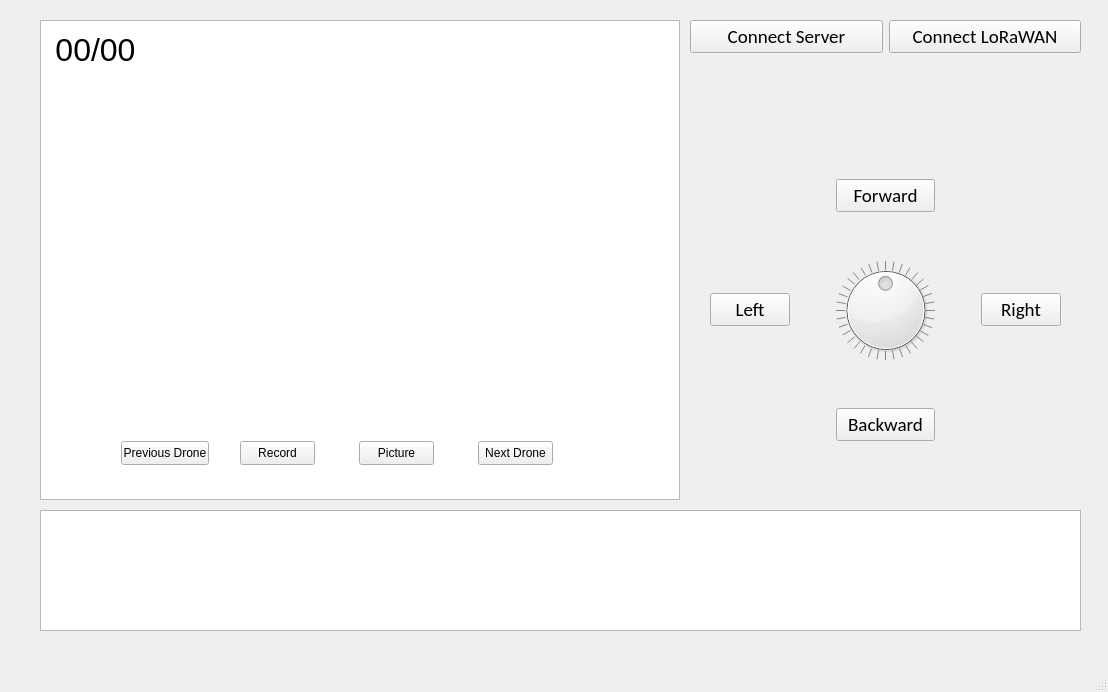
Above: Application/_APP_Quadcopter/quadcopter_mainwindow.ui from mend0z0/Drone before the change. Below: the same form after it.
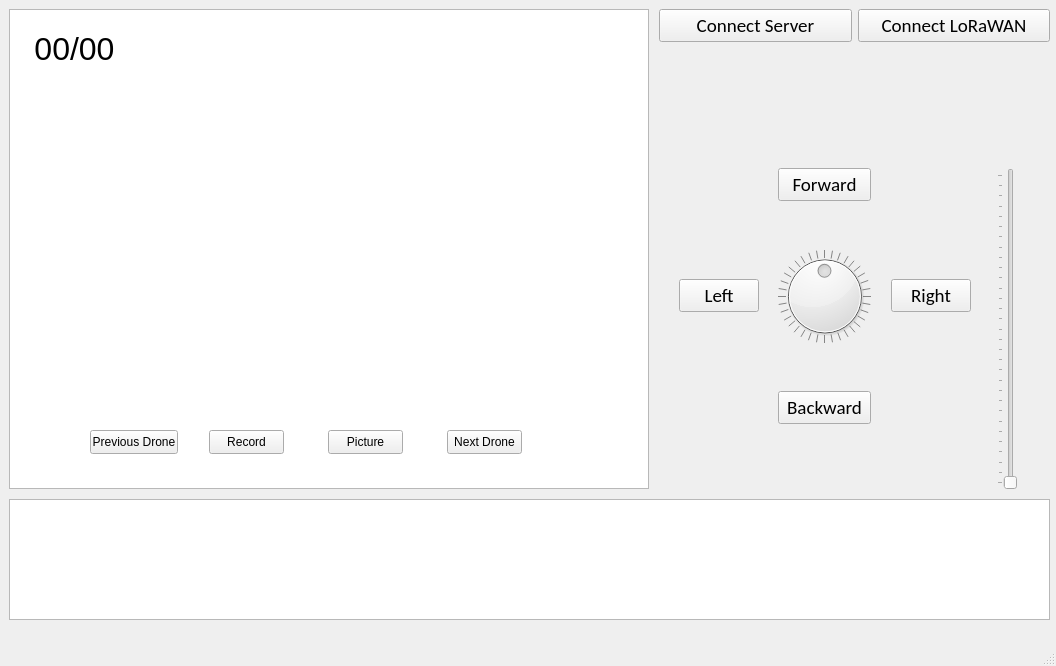
That is the form after the change.

Diff of the .ui file:
```diff
--- a/Application/_APP_Quadcopter/quadcopter_mainwindow.ui
+++ b/Application/_APP_Quadcopter/quadcopter_mainwindow.ui
@@ -6,8 +6,8 @@
    <rect>
     <x>0</x>
     <y>0</y>
-    <width>1108</width>
-    <height>692</height>
+    <width>1056</width>
+    <height>666</height>
    </rect>
   </property>
   <property name="windowTitle">
@@ -17,8 +17,8 @@
    <widget class="QPushButton" name="pushButton">
     <property name="geometry">
      <rect>
-      <x>121</x>
-      <y>441</y>
+      <x>90</x>
+      <y>430</y>
       <width>88</width>
       <height>24</height>
      </rect>
@@ -30,8 +30,8 @@
    <widget class="QPushButton" name="pushButton_2">
     <property name="geometry">
      <rect>
-      <x>478</x>
-      <y>441</y>
+      <x>447</x>
+      <y>430</y>
       <width>75</width>
       <height>24</height>
      </rect>
@@ -43,8 +43,8 @@
    <widget class="QGraphicsView" name="graphicsView">
     <property name="geometry">
      <rect>
-      <x>40</x>
-      <y>20</y>
+      <x>9</x>
+      <y>9</y>
       <width>640</width>
       <height>480</height>
      </rect>
@@ -53,8 +53,8 @@
    <widget class="QPlainTextEdit" name="plainTextEdit">
     <property name="geometry">
      <rect>
-      <x>40</x>
-      <y>510</y>
+      <x>9</x>
+      <y>499</y>
       <width>1041</width>
       <height>121</height>
      </rect>
@@ -63,10 +63,10 @@
    <widget class="QLabel" name="label">
     <property name="geometry">
      <rect>
-      <x>50</x>
-      <y>30</y>
-      <width>91</width>
-      <height>41</height>
+      <x>19</x>
+      <y>19</y>
+      <width>111</width>
+      <height>61</height>
      </rect>
     </property>
     <property name="text">
@@ -76,8 +76,8 @@
    <widget class="QPushButton" name="pushButton_9">
     <property name="geometry">
      <rect>
-      <x>240</x>
-      <y>441</y>
+      <x>209</x>
+      <y>430</y>
       <width>75</width>
       <height>24</height>
      </rect>
@@ -89,8 +89,8 @@
    <widget class="QPushButton" name="pushButton_10">
     <property name="geometry">
      <rect>
-      <x>359</x>
-      <y>441</y>
+      <x>328</x>
+      <y>430</y>
       <width>75</width>
       <height>24</height>
      </rect>
@@ -102,8 +102,8 @@
    <widget class="QWidget" name="">
     <property name="geometry">
      <rect>
-      <x>690</x>
-      <y>20</y>
+      <x>659</x>
+      <y>9</y>
       <width>391</width>
       <height>481</height>
      </rect>
@@ -192,6 +192,19 @@
          </property>
         </spacer>
        </item>
+       <item row="3" column="8">
+        <spacer name="horizontalSpacer_9">
+         <property name="orientation">
+          <enum>Qt::Horizontal</enum>
+         </property>
+         <property name="sizeHint" stdset="0">
+          <size>
+           <width>40</width>
+           <height>20</height>
+          </size>
+         </property>
+        </spacer>
+       </item>
        <item row="1" column="5">
         <spacer name="horizontalSpacer_4">
          <property name="orientation">
@@ -205,6 +218,28 @@
          </property>
         </spacer>
        </item>
+       <item row="1" column="7" rowspan="6">
+        <widget class="QSlider" name="verticalSlider">
+         <property name="maximum">
+          <number>300</number>
+         </property>
+         <property name="orientation">
+          <enum>Qt::Vertical</enum>
+         </property>
+         <property name="invertedAppearance">
+          <bool>false</bool>
+         </property>
+         <property name="invertedControls">
+          <bool>false</bool>
+         </property>
+         <property name="tickPosition">
+          <enum>QSlider::TicksAbove</enum>
+         </property>
+         <property name="tickInterval">
+          <number>10</number>
+         </property>
+        </widget>
+       </item>
        <item row="5" column="3">
         <widget class="QPushButton" name="pushButton_6">
          <property name="font">
@@ -225,7 +260,23 @@
          </property>
          <property name="sizeHint" stdset="0">
           <size>
-           <width>40</width>
+           <width>20</width>
+           <height>20</height>
+          </size>
+         </property>
+        </spacer>
+       </item>
+       <item row="3" column="6">
+        <spacer name="horizontalSpacer_6">
+         <property name="orientation">
+          <enum>Qt::Horizontal</enum>
+         </property>
+         <property name="sizeType">
+          <enum>QSizePolicy::Fixed</enum>
+         </property>
+         <property name="sizeHint" stdset="0">
+          <size>
+           <width>20</width>
            <height>20</height>
           </size>
          </property>
@@ -238,7 +289,7 @@
          </property>
          <property name="sizeHint" stdset="0">
           <size>
-           <width>40</width>
+           <width>20</width>
            <height>20</height>
           </size>
          </property>
```
Left out of the diff: 18 changed lines with no effect on the pictures.
